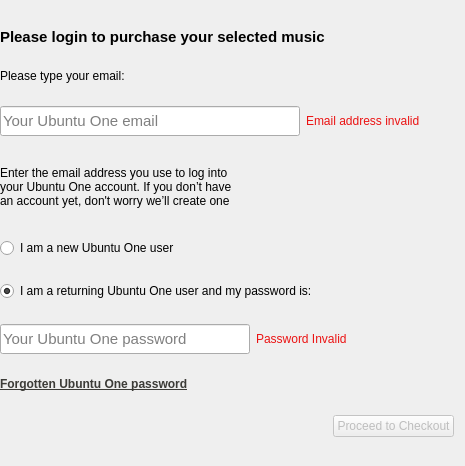
ubports/ubuntuone-credentials, file music-login/loginform.ui: the form before one commit.
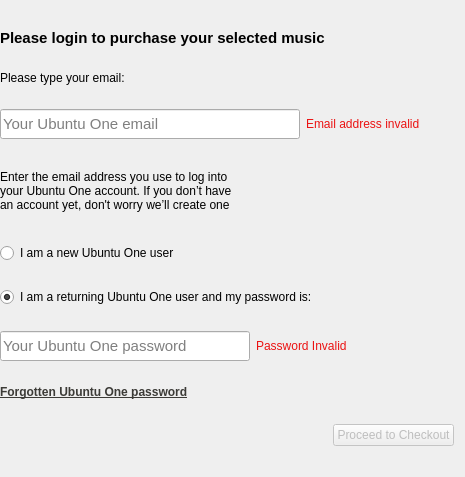
The form after the commit.

```diff
--- a/music-login/loginform.ui
+++ b/music-login/loginform.ui
@@ -7,7 +7,7 @@
     <x>0</x>
     <y>0</y>
     <width>465</width>
-    <height>466</height>
+    <height>477</height>
    </rect>
   </property>
   <property name="windowTitle">
```
